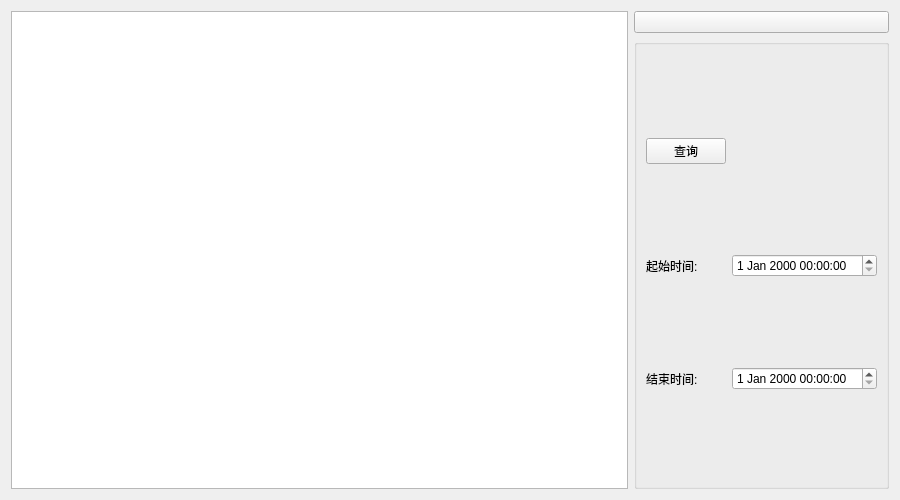
This is SpreadSheet/ui/datasheetform.ui in MelonSuika/EmonitorSys as Qt 5 draws it before an edit. The edited form follows.
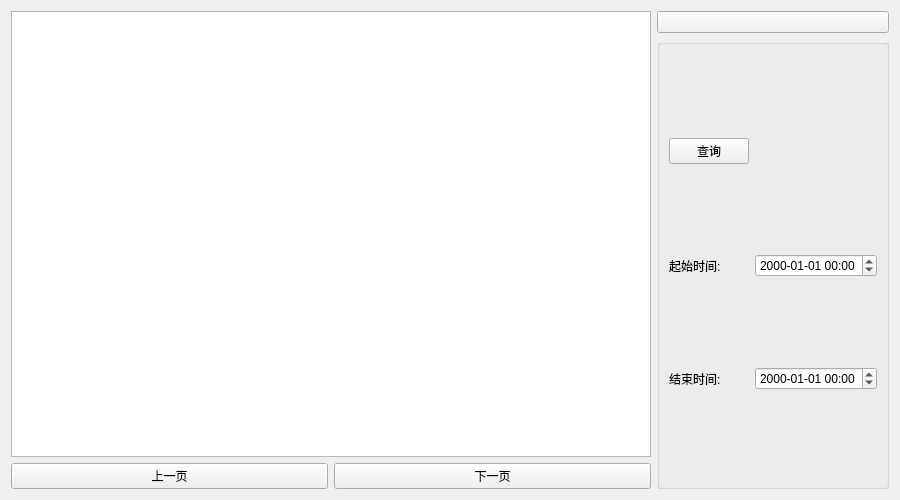
This is the edited form.

Commit message:
MulDisplay&Query
1. 多表显示（除界面）
2. 时间区间查询
3. sql语句更新（sql拼接改成QString）

Patch:
```diff
--- a/SpreadSheet/ui/datasheetform.ui
+++ b/SpreadSheet/ui/datasheetform.ui
@@ -11,7 +11,7 @@
    </rect>
   </property>
   <property name="windowTitle">
-   <string>Form</string>
+   <string>数据查询</string>
   </property>
   <layout class="QHBoxLayout" name="horizontalLayout">
    <item>
@@ -21,6 +21,24 @@
        <item>
         <widget class="QTableView" name="tableView_Sheet"/>
        </item>
+       <item>
+        <layout class="QHBoxLayout" name="horizontalLayout_pageChange">
+         <item>
+          <widget class="QPushButton" name="pushButton_previousPage">
+           <property name="text">
+            <string>上一页</string>
+           </property>
+          </widget>
+         </item>
+         <item>
+          <widget class="QPushButton" name="pushButton_nextPage">
+           <property name="text">
+            <string>下一页</string>
+           </property>
+          </widget>
+         </item>
+        </layout>
+       </item>
       </layout>
      </item>
      <item row="0" column="2">
@@ -40,9 +58,6 @@
          <layout class="QHBoxLayout" name="horizontalLayout_2">
           <item>
            <layout class="QGridLayout" name="gridLayout">
-            <item row="1" column="1">
-             <widget class="QDateTimeEdit" name="dateTimeEdit_start"/>
-            </item>
             <item row="1" column="0">
              <widget class="QLabel" name="label">
               <property name="text">
@@ -50,6 +65,13 @@
               </property>
              </widget>
             </item>
+            <item row="1" column="1">
+             <widget class="QDateTimeEdit" name="dateTimeEdit_start">
+              <property name="displayFormat">
+               <string>yyyy-MM-dd HH:mm</string>
+              </property>
+             </widget>
+            </item>
             <item row="0" column="0">
              <widget class="QPushButton" name="pushButton_query">
               <property name="text">
@@ -57,9 +79,6 @@
               </property>
              </widget>
             </item>
-            <item row="2" column="1">
-             <widget class="QDateTimeEdit" name="dateTimeEdit_end"/>
-            </item>
             <item row="2" column="0">
              <widget class="QLabel" name="label_2">
               <property name="text">
@@ -67,6 +86,13 @@
               </property>
              </widget>
             </item>
+            <item row="2" column="1">
+             <widget class="QDateTimeEdit" name="dateTimeEdit_end">
+              <property name="displayFormat">
+               <string>yyyy-MM-dd HH:mm</string>
+              </property>
+             </widget>
+            </item>
            </layout>
           </item>
          </layout>
```
The commit also changes 16 other files.
